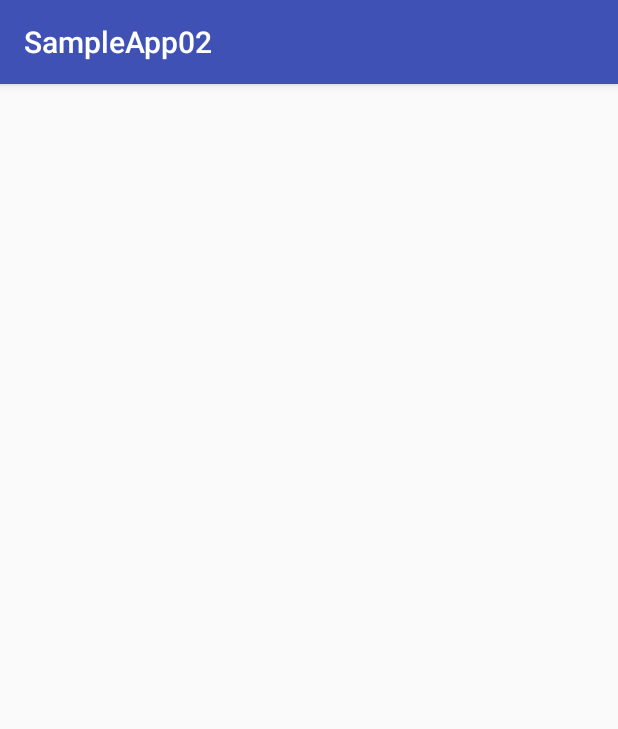
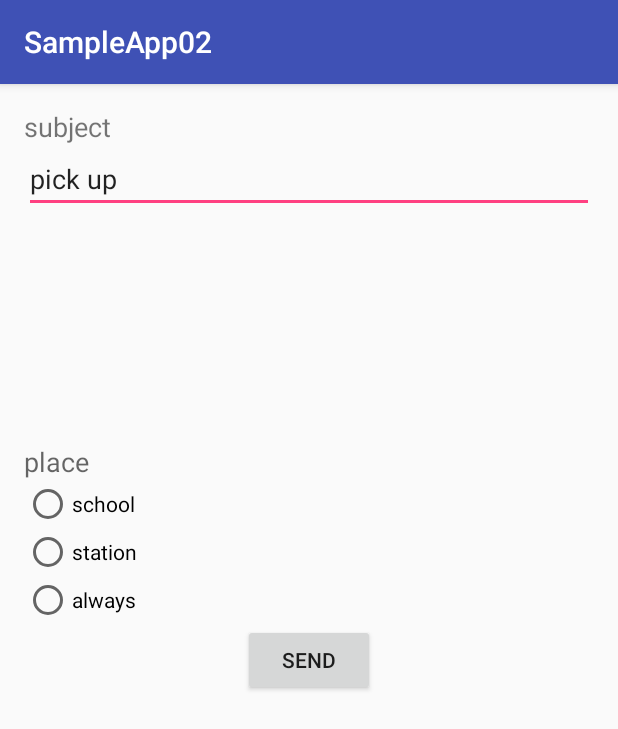
Before and after one commit to stvjbz/SampleApp02, an Android app: the PickUpActivity screen opened directly, with no data from a screen before it, on a phone screen of 412 x 824 dp. Shown: the top 729 px of the screen. Run offline under Robolectric (Android 15) with nearby library versions, the phone set to English and light mode, and no system bars.

Commit message:
[add] activity_pick_up.xml.
迎え来て用レイアウト追加.

```diff
--- a/app/src/main/res/layout/activity_pick_up.xml
+++ b/app/src/main/res/layout/activity_pick_up.xml
@@ -9,4 +9,75 @@
     android:paddingTop="@dimen/activity_vertical_margin"
     tools:context="com.stvjbz.sampleapp02.PickUpActivity">
 
+    <TextView
+        android:text="@string/subject"
+        android:layout_width="wrap_content"
+        android:layout_height="wrap_content"
+        android:textSize="18sp"
+        android:id="@+id/textView" />
+
+    <EditText
+        android:layout_width="match_parent"
+        android:layout_height="wrap_content"
+        android:id="@+id/editText"
+        android:layout_below="@+id/textView"
+        android:layout_alignParentLeft="true"
+        android:layout_alignParentStart="true"
+        android:text="@string/button_pickup"/>
+
+    <TextView
+        android:layout_width="wrap_content"
+        android:layout_height="wrap_content"
+        android:textAppearance="?android:attr/textAppearanceMedium"
+        android:text="@string/place"
+        android:id="@+id/textView3"
+        android:layout_above="@+id/radioButton2"
+        android:layout_alignParentLeft="true"
+        android:layout_alignParentStart="true" />
+
+    <RadioGroup
+        android:id="@+id/rg_place"
+        android:layout_width="fill_parent"
+        android:layout_height="wrap_content"
+        android:layout_below="@+id/textView3"
+        android:layout_alignParentLeft="true"
+        android:layout_alignParentStart="true">
+
+    </RadioGroup>
+
+    <Button
+        android:layout_width="wrap_content"
+        android:layout_height="wrap_content"
+        android:text="@string/button_send"
+        android:id="@+id/button"
+        android:layout_centerVertical="true"
+        android:layout_centerHorizontal="true" />
+
+    <RadioButton
+        android:layout_width="wrap_content"
+        android:layout_height="wrap_content"
+        android:text="@string/always"
+        android:id="@+id/radioButton3"
+        android:layout_above="@+id/button"
+        android:layout_alignParentLeft="true"
+        android:layout_alignParentStart="true" />
+
+    <RadioButton
+        android:layout_width="wrap_content"
+        android:layout_height="wrap_content"
+        android:text="@string/station"
+        android:id="@+id/radioButton1"
+        android:layout_above="@+id/radioButton3"
+        android:layout_alignParentLeft="true"
+        android:layout_alignParentStart="true" />
+
+    <RadioButton
+        android:layout_width="wrap_content"
+        android:layout_height="wrap_content"
+        android:text="@string/school"
+        android:id="@+id/radioButton2"
+        android:layout_above="@+id/radioButton1"
+        android:layout_alignParentLeft="true"
+        android:layout_alignParentStart="true" />
+
 </RelativeLayout>
```
